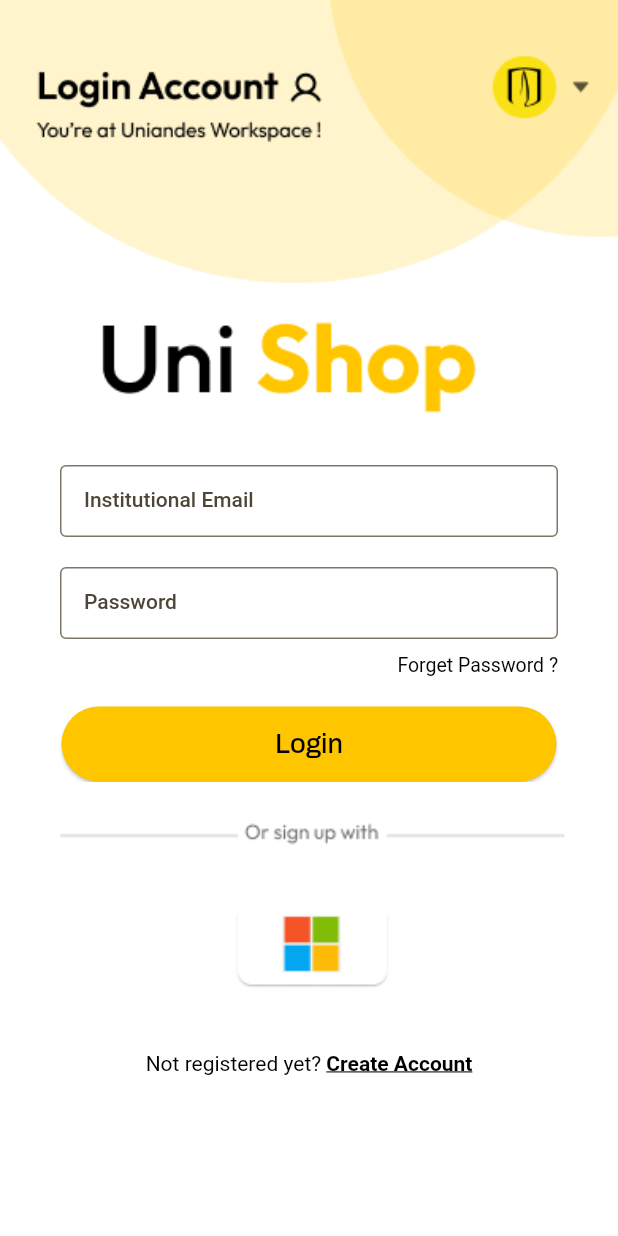
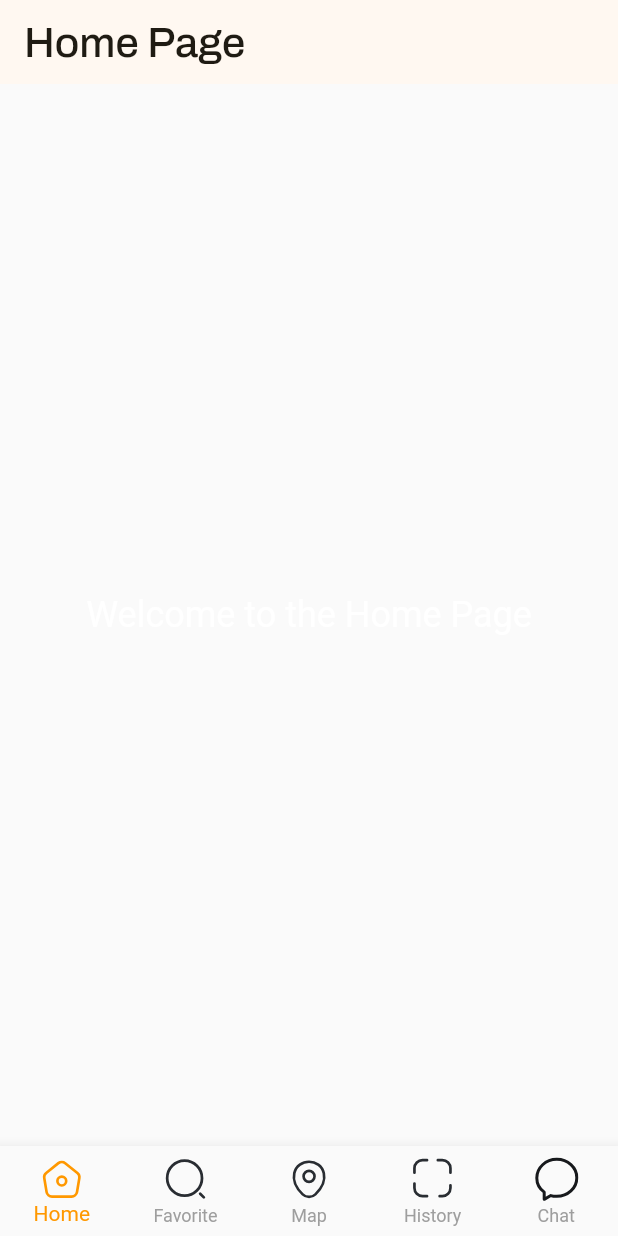
Before and after one commit to ISIS-3510/ISIS-3510-FLUTTER, a Flutter app: the screen it shows after launch, on a phone screen of 412 x 824 dp. Run offline on Flutter 3.47's test engine with Material 2 defaults, Android fonts, the phone set to English and light mode, and no system bars; our stand-ins replace flutter_svg, google_fonts; Roboto replaces fonts that are missing (Outfit).

Commit message:
Footer added

```diff
--- a/lib/main.dart
+++ b/lib/main.dart
@@ -2,6 +2,7 @@
 
 import 'package:google_fonts/google_fonts.dart';
 import 'package:unishop/views/login.dart';
+import 'package:unishop/views/home.dart';
 //import 'package:unishop/views/new_post.dart';
 
 final colorScheme = ColorScheme.fromSeed(
@@ -35,6 +36,6 @@
       ),
       ),
     ),
-    home: LoginView(),
+    home: HomeView(),
   ));
 }
--- /dev/null
+++ b/lib/views/home.dart
@@ -0,0 +1,113 @@
+import 'package:flutter/material.dart';
+import 'package:flutter_svg/flutter_svg.dart';
+
+
+class HomeView extends StatefulWidget {
+  @override
+  _HomeViewState createState() => _HomeViewState();
+}
+
+class _HomeViewState extends State<HomeView> {
+  int _currentIndex = 0; // To keep track of the selected item in the footer.
+
+  @override
+  Widget build(BuildContext context) {
+    return Scaffold(
+      appBar: AppBar(
+        title: Text('Home Page'),
+      ),
+      body: Center(
+        child: Text(
+          'Welcome to the Home Page',
+          style: TextStyle(fontSize: 24),
+        ),
+      ),
+      bottomNavigationBar: BottomNavigationBar(
+        currentIndex: _currentIndex,
+        type: BottomNavigationBarType.fixed, // To display all items, even if there are more than 3.
+        selectedItemColor: Colors.orange, // Color for the selected item.
+        unselectedItemColor: Colors.grey,
+        selectedLabelStyle: TextStyle(color: Colors.orange), // Color for unselected items.
+
+        onTap: (index) {
+          // Handle item tap here.
+          setState(() {
+            _currentIndex = index;
+          });
+
+          // Perform navigation based on the tapped item.
+          switch (index) {
+            case 0:
+              // Navigate to the Home page.
+              // Navigator.push(context, MaterialPageRoute(builder: (context) => HomeScreen()));
+              break;
+            case 1:
+              // Navigate to the Favorites page.
+              // Navigator.push(context, MaterialPageRoute(builder: (context) => FavoritesScreen()));
+              break;
+            case 2:
+              // Navigate to the Map page.
+              // Navigator.push(context, MaterialPageRoute(builder: (context) => MapScreen()));
+              break;
+            case 3:
+              // Navigate to the History page.
+              // Navigator.push(context, MaterialPageRoute(builder: (context) => HistoryScreen()));
+              break;
+            case 4:
+              // Navigate to the Chat page.
+              // Navigator.push(context, MaterialPageRoute(builder: (context) => ChatScreen()));
+              break;
+          }
+        },
+        items: [
+          // Define the items in the footer.
+          BottomNavigationBarItem(
+            icon: SvgPicture.asset('assets/Home.svg', width: 30, height: 30),
+            label: 'Home',
+            activeIcon: SvgPicture.asset(
+                  'assets/Home.svg',
+                  colorFilter: ColorFilter.mode(Colors.orange, BlendMode.srcIn),
+                  width: 30, height: 30
+              ),
+          ),
+          BottomNavigationBarItem(
+            icon: SvgPicture.asset('assets/Favorite.svg', width: 30, height: 30),
+            label: 'Favorite',
+            activeIcon: SvgPicture.asset(
+                  'assets/Favorite.svg',
+                  colorFilter: ColorFilter.mode(Colors.orange, BlendMode.srcIn),
+                  width: 30, height: 30
+              ),
+          ),
+          BottomNavigationBarItem(
+            icon: SvgPicture.asset('assets/Map.svg', width: 30, height: 30),
+            label: 'Map',
+            activeIcon: SvgPicture.asset(
+                  'assets/Map.svg',
+                  colorFilter: ColorFilter.mode(Colors.orange, BlendMode.srcIn),
+                  width: 30, height: 30
+              ),
+          ),
+          BottomNavigationBarItem(
+            icon: SvgPicture.asset('assets/History.svg', width: 30, height: 30),
+            label: 'History',
+            activeIcon: SvgPicture.asset(
+                  'assets/History.svg',
+                  colorFilter: ColorFilter.mode(Colors.orange, BlendMode.srcIn),
+                  width: 30, height: 30
+              ),
+          ),
+          BottomNavigationBarItem(
+            icon: SvgPicture.asset('assets/Chat.svg', width: 30, height: 30),
+            label: 'Chat',
+            activeIcon: SvgPicture.asset(
+                  'assets/Chat.svg',
+                  colorFilter: ColorFilter.mode(Colors.orange, BlendMode.srcIn),
+                  width: 30, height: 30
+              ),
+          ),
+        ],
+      ),
+    );
+  }
+}
```
Also changed, not shown: pubspec.yaml (+9 -0 lines), assets/Chat.svg (added), assets/Favorite.svg (added), assets/History.svg (added), assets/Home.svg (added), assets/Map.svg (added), pubspec.lock, 1 other file.
